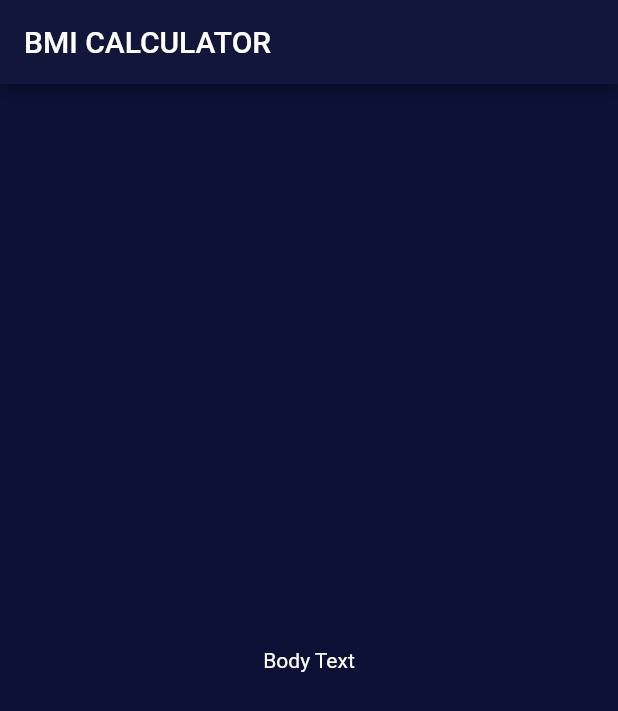
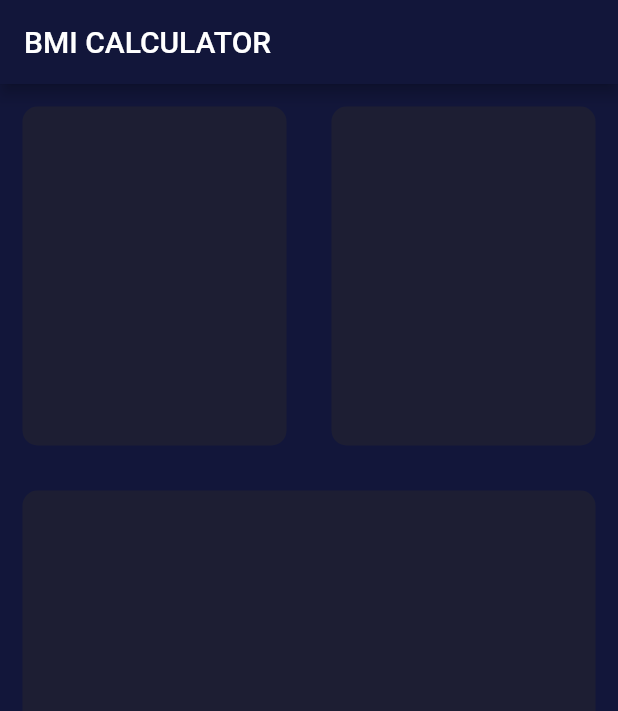
Before and after one commit to karoman0584/bmi_calculator_flutter, a Flutter app: the screen it shows after launch, on a phone screen of 412 x 824 dp. Shown: the top 711 px of the screen. Run offline on Flutter 3.47's test engine with Material 2 defaults, Android fonts, the phone set to English and light mode, and no system bars.

```diff
--- a/lib/input_page.dart
+++ b/lib/input_page.dart
@@ -9,11 +9,65 @@ class _InputPageState extends State<InputPage> {
   @override
   Widget build(BuildContext context) {
     return Scaffold(
-      appBar: AppBar(
-        title: Text('BMI CALCULATOR'),
-      ),
-      body: Center(
-        child: Text('Body Text'),
+        appBar: AppBar(
+          title: Text('BMI CALCULATOR'),
+        ),
+        body: Column(
+          children: [
+            Expanded(
+              child: Row(
+                children: [
+                  Expanded(
+                    child: ReusableCard(
+                      cardColor: Color(0xFF1D1E33),
+                    ),
+                  ),
+                  Expanded(
+                    child: ReusableCard(
+                      cardColor: Color(0xFF1D1E33),
+                    ),
+                  ),
+                ],
+              ),
+            ),
+            Expanded(
+              child: ReusableCard(
+                cardColor: Color(0xFF1D1E33),
+              ),
+            ),
+            Expanded(
+              child: Row(
+                children: [
+                  Expanded(
+                    child: ReusableCard(
+                      cardColor: Color(0xFF1D1E33),
+                    ),
+                  ),
+                  Expanded(
+                    child: ReusableCard(
+                      cardColor: Color(0xFF1D1E33),
+                    ),
+                  ),
+                ],
+              ),
+            ),
+          ],
+        ));
+  }
+}
+
+class ReusableCard extends StatelessWidget {
+  final Color cardColor;
+
+  ReusableCard({@required this.cardColor});
+
+  @override
+  Widget build(BuildContext context) {
+    return Container(
+      margin: EdgeInsets.all(15.0),
+      decoration: BoxDecoration(
+        color: cardColor,
+        borderRadius: BorderRadius.circular(10.0),
       ),
     );
   }
--- a/lib/main.dart
+++ b/lib/main.dart
@@ -10,7 +10,7 @@ class BMICalculator extends StatelessWidget {
     return MaterialApp(
       theme: ThemeData.dark().copyWith(
         primaryColor: Color(0xFF12163A),
-        scaffoldBackgroundColor: Color(0xFF0C1135),
+        scaffoldBackgroundColor: Color(0xFF12163A),
       ),
       home: InputPage(),
     );
```
Also changed, not shown: 1 other file.
